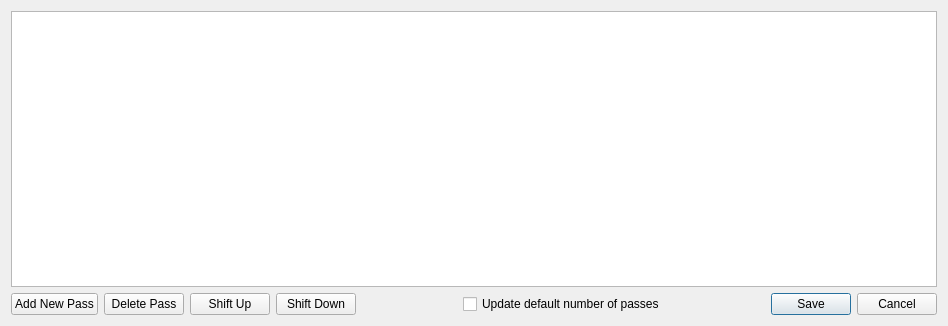
First picture: the form in resources/passManager.ui, repository gill14/AccuPatt, before the edit.
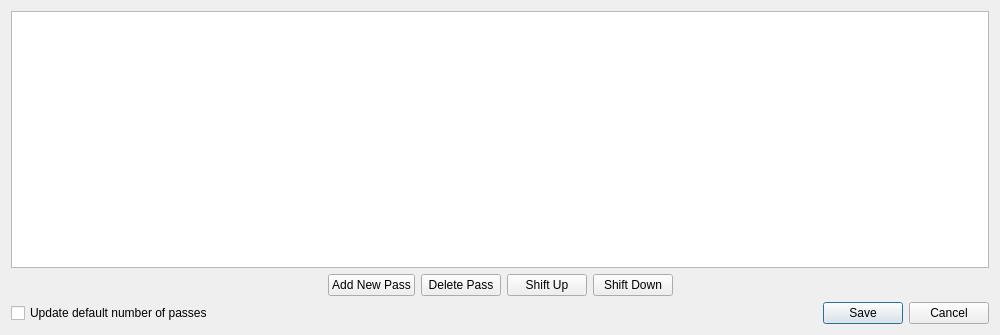
Second picture: the form after the edit. Icons and pictures are not drawn.

```diff
--- a/resources/passManager.ui
+++ b/resources/passManager.ui
@@ -9,8 +9,8 @@
    <rect>
     <x>0</x>
     <y>0</y>
-    <width>948</width>
-    <height>326</height>
+    <width>1000</width>
+    <height>335</height>
    </rect>
   </property>
   <property name="windowTitle">
@@ -35,6 +35,19 @@
    </item>
    <item>
     <layout class="QHBoxLayout" name="horizontalLayout">
+     <item>
+      <spacer name="horizontalSpacer_3">
+       <property name="orientation">
+        <enum>Qt::Horizontal</enum>
+       </property>
+       <property name="sizeHint" stdset="0">
+        <size>
+         <width>40</width>
+         <height>20</height>
+        </size>
+       </property>
+      </spacer>
+     </item>
      <item>
       <widget class="QPushButton" name="button_new_pass">
        <property name="text">
@@ -76,6 +89,10 @@
        </property>
       </spacer>
      </item>
+    </layout>
+   </item>
+   <item>
+    <layout class="QHBoxLayout" name="horizontalLayout_2">
      <item>
       <widget class="QCheckBox" name="checkBoxUpdateDefaultNumberOfPasses">
        <property name="text">
```
Left out of the diff: 18 changed lines with no effect on the pictures.
